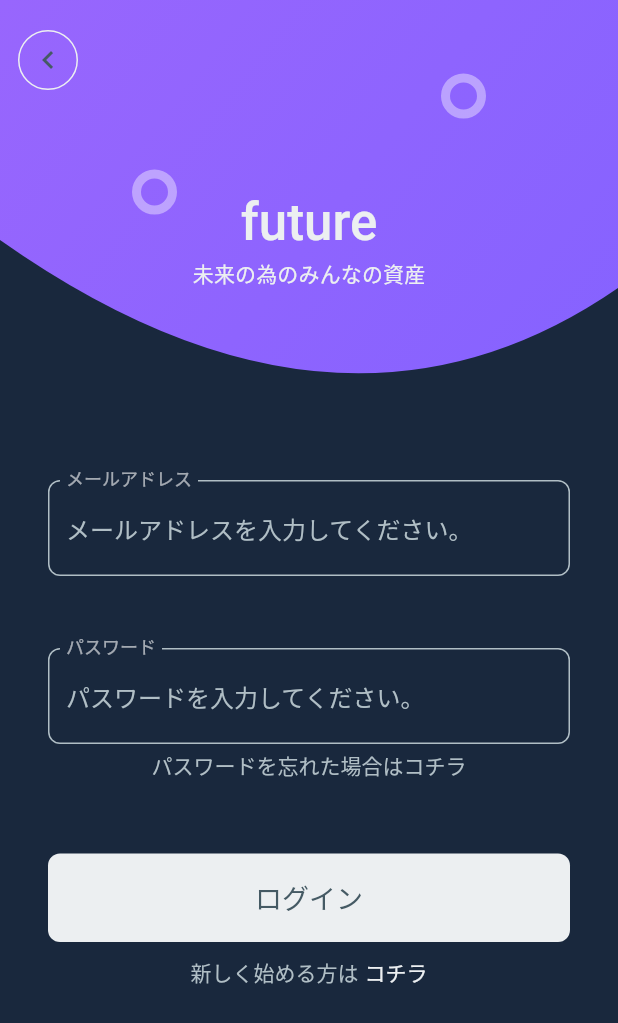
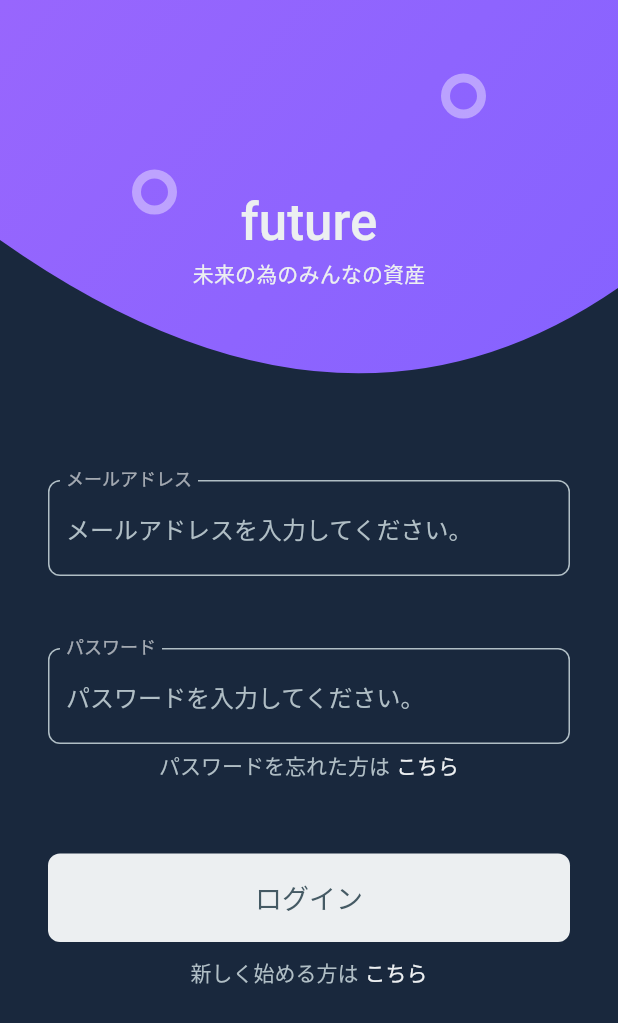
Before and after one commit to HayatoTomonari/infinity, a Flutter app: the screen it shows after launch, on a phone screen of 412 x 824 dp. Shown: the top 1023 px of the screen. Run offline on Flutter 3.47's test engine with Material 2 defaults, Android fonts, the phone set to English and light mode, and no system bars; our stand-ins replace firebase_core; accounts and stored records are empty.

Commit message:
Task:フッター等の修正と戻るボタンを削除。

```diff
--- a/lib/welcomePage/Footer.dart
+++ b/lib/welcomePage/Footer.dart
@@ -18,12 +18,17 @@ class Footer extends StatelessWidget {
               .copyWith(color: ConstantsColor.kTextColorSecondary),
         ),
         const SizedBox(width: 4),
-        Text(
-          'コチラ',
-          style: Theme.of(context)
-              .textTheme
-              .bodyMedium!
-              .copyWith(color: ConstantsColor.kTextColorPrimary),
+        GestureDetector(
+          onTap: () {
+            //クリック時のイベント
+          },
+          child: Text(
+            'こちら',
+            style: Theme.of(context)
+                .textTheme
+                .bodyMedium!
+                .copyWith(color: ConstantsColor.kTextColorPrimary),
+          ),
         ),
       ],
     );
--- a/lib/welcomePage/Header.dart
+++ b/lib/welcomePage/Header.dart
@@ -25,11 +25,6 @@ class Header extends StatelessWidget {
               padding: const EdgeInsets.only(top: 128),
               child: _HeaderTitle(),
             ),
-          ),
-          Positioned(
-            top: 16,
-            left: 0,
-            child: _HeaderBackButton(),
           ),
         ],
       ),
@@ -115,22 +110,6 @@ class _HeaderBackground extends StatelessWidget {
   }
 }
 
-class _HeaderBackButton extends StatelessWidget {
-  @override
-  Widget build(BuildContext context) {
-    return TextButton(
-      style: TextButton.styleFrom(
-        foregroundColor: ConstantsColor.kButtonTextColorPrimary, backgroundColor: Colors.transparent,
-        shape: const CircleBorder(
-          side: BorderSide(color: ConstantsColor.kButtonColorPrimary),
-        ),
-      ),
-      onPressed: () {},
-      child: const Icon(Icons.chevron_left, color: ConstantsColor.kIconColor),
-    );
-  }
-}
-
 class _HeaderCirclePainter extends CustomPainter {
   @override
   void paint(Canvas canvas, Size size) {
--- a/lib/welcomePage/SignIn.dart
+++ b/lib/welcomePage/SignIn.dart
@@ -21,19 +21,38 @@ class SignIn extends StatelessWidget {
           obscureText: true,
         ),
         const SizedBox(height: 4),
-        Text(
-          'パスワードを忘れた場合はコチラ',
-          style: Theme.of(context)
-              .textTheme
-              .bodyMedium!
-              .copyWith(color: ConstantsColor.kTextColorSecondary),
+        Row(
+          mainAxisAlignment: MainAxisAlignment.center,
+          children: [
+            Text(
+              'パスワードを忘れた方は',
+              style: Theme.of(context)
+                  .textTheme
+                  .bodyMedium!
+                  .copyWith(color: ConstantsColor.kTextColorSecondary),
+            ),
+            const SizedBox(width: 4),
+            GestureDetector(
+              onTap: () {
+                //クリック時のイベント
+              },
+              child: Text(
+                'こちら',
+                style: Theme.of(context)
+                    .textTheme
+                    .bodyMedium!
+                    .copyWith(color: ConstantsColor.kTextColorPrimary),
+              ),
+            ),
+          ],
         ),
         const SizedBox(height: 48),
         SizedBox(
           width: double.infinity,
           child: TextButton(
             style: TextButton.styleFrom(
-              foregroundColor: ConstantsColor.kButtonTextColorPrimary, backgroundColor: ConstantsColor.kButtonColorPrimary,
+              foregroundColor: ConstantsColor.kButtonTextColorPrimary,
+              backgroundColor: ConstantsColor.kButtonColorPrimary,
               padding: const EdgeInsets.symmetric(vertical: 16),
               shape: RoundedRectangleBorder(
                 borderRadius: BorderRadius.circular(8),
@@ -42,10 +61,8 @@ class SignIn extends StatelessWidget {
             onPressed: () {},
             child: Text(
               'ログイン',
-              style: Theme.of(context)
-                  .textTheme
-                  .labelLarge!
-                  .copyWith(color: ConstantsColor.kButtonTextColorPrimary, fontSize: 18),
+              style: Theme.of(context).textTheme.labelLarge!.copyWith(
+                  color: ConstantsColor.kButtonTextColorPrimary, fontSize: 18),
             ),
           ),
         ),
```
